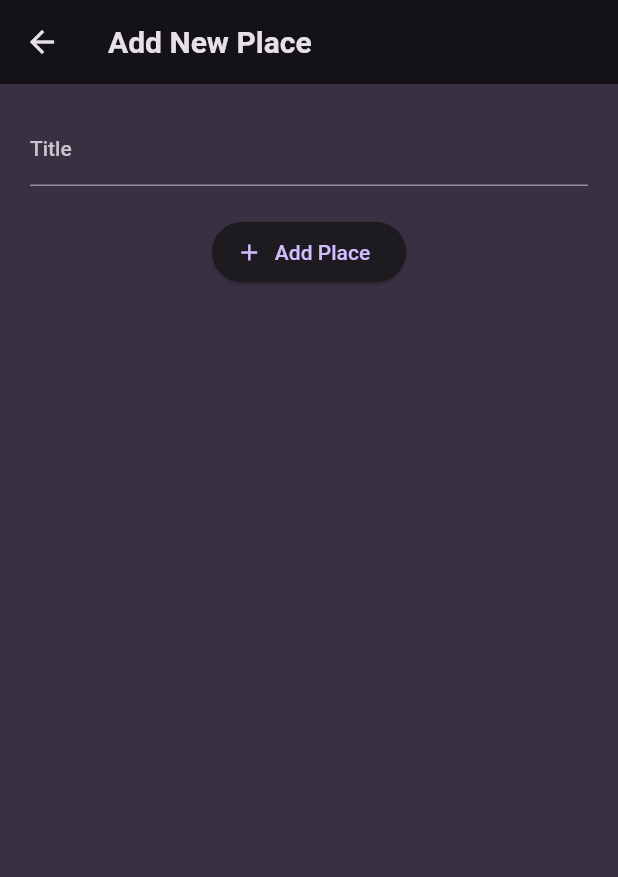
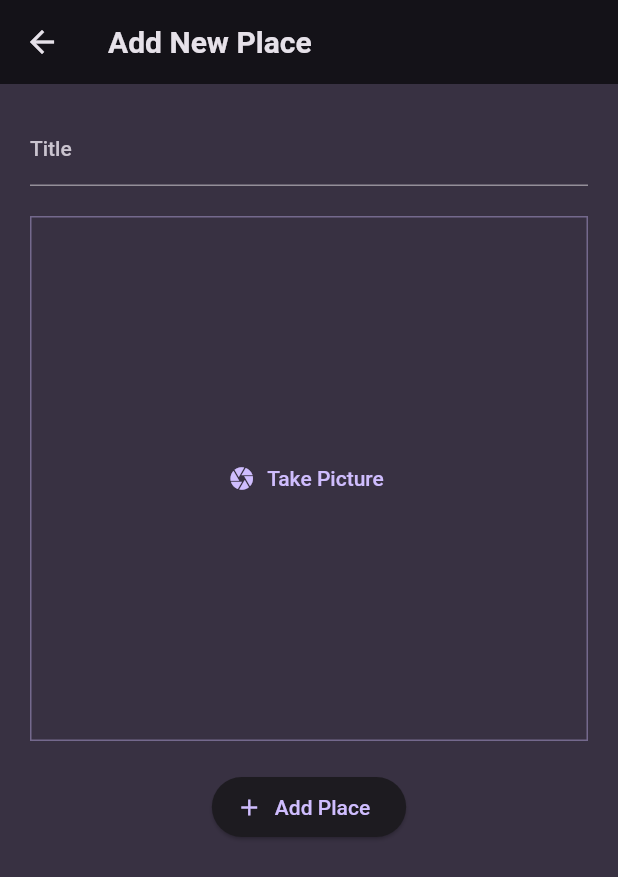
Before and after one commit to TheShivamPatel/favourite_place, a Flutter app: the AddNewPlace screen opened directly, on a phone screen of 412 x 824 dp. Shown: the top 877 px of the screen. Run offline on Flutter 3.47's test engine with Material 2 defaults, Android fonts, the light colour scheme and no system bars; our stand-ins replace flutter_riverpod, google_fonts, image_picker.

Commit message:
Image picker added.

```diff
--- a/lib/screen/new_place.dart
+++ b/lib/screen/new_place.dart
@@ -1,5 +1,6 @@
 import 'package:favourite_place/models/place_model.dart';
 import 'package:favourite_place/providers/add_list_provider.dart';
+import 'package:favourite_place/widgets/image_input.dart';
 import 'package:flutter/material.dart';
 import 'package:flutter_riverpod/flutter_riverpod.dart';
 
@@ -15,13 +16,13 @@
       Navigator.of(context).pop();
     }
 
-
     return Scaffold(
       appBar: AppBar(
         title: const Text('Add New Place'),
       ),
       body: Padding(
         padding: const EdgeInsets.all(20),
+        child: SingleChildScrollView(
           child: Form(
             child: Column(
               children: [
@@ -33,6 +34,10 @@
                     _title = value.toString();
                   },
                 ),
+                const SizedBox(
+                  height: 20,
+                ),
+                const ImageInput(),
                 const SizedBox(
                   height: 20,
                 ),
@@ -52,6 +57,7 @@
             ),
           ),
         ),
+      ),
     );
   }
 }
--- /dev/null
+++ b/lib/widgets/image_input.dart
@@ -0,0 +1,66 @@
+import 'dart:io';
+
+import 'package:flutter/material.dart';
+import 'package:image_picker/image_picker.dart';
+
+class ImageInput extends StatefulWidget {
+  const ImageInput({super.key});
+
+  @override
+  State<ImageInput> createState() => _ImageInputState();
+}
+
+class _ImageInputState extends State<ImageInput> {
+  File? _selectedImage;
+
+  void _takePicture() async {
+    final imagePicker = ImagePicker();
+    final pickedImage =
+    await imagePicker.pickImage(source: ImageSource.camera, maxWidth: 600);
+
+    if (pickedImage == null) {
+      return;
+    }
+
+    setState(() {
+      _selectedImage = File(pickedImage.path);
+    });
+  }
+
+  @override
+  Widget build(BuildContext context) {
+    Widget content = TextButton.icon(
+      onPressed: _takePicture,
+      icon: const Icon(Icons.camera),
+      label: const Text('Take Picture'),
+    );
+
+    if (_selectedImage != null) {
+      content = GestureDetector(
+        onTap: _takePicture,
+        child: Image.file(
+          _selectedImage!,
+          fit: BoxFit.cover,
+          width: double.infinity,
+          height: double.infinity,
+        ),
+      );
+    }
+
+    return Container(
+      decoration: BoxDecoration(
+        border: Border.all(
+            width: 1,
+            color: Theme
+                .of(context)
+                .colorScheme
+                .primary
+                .withOpacity(0.4)),
+      ),
+      height: 350,
+      width: double.infinity,
+      alignment: Alignment.center,
+      child: content,
+    );
+  }
+}
--- a/pubspec.yaml
+++ b/pubspec.yaml
@@ -38,6 +38,7 @@
   google_fonts: ^6.1.0
   flutter_riverpod: ^2.4.4
   uuid: ^4.1.0
+  image_picker: ^1.0.4
 
 dev_dependencies:
   flutter_test:
```
Also changed, not shown: pubspec.lock, 1 other file. Lines whose indentation alone changed are shown as unchanged.
